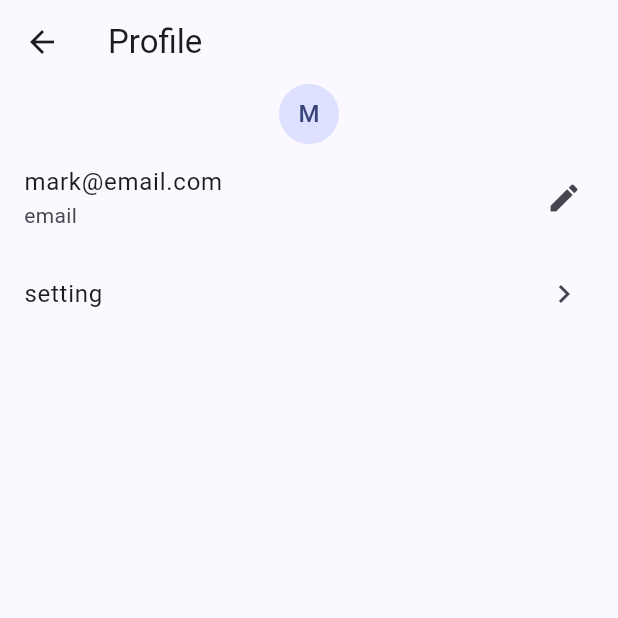
After one commit to scmt-dev/flutter-app-stock-system-example, a Flutter app: the ProfileScreen screen opened by its route, on a phone screen of 412 x 824 dp, the top half of it. The commit adds this screen. Run offline on Flutter 3.47's test engine with Material 3 defaults, Android fonts, the phone set to English and light mode, and no system bars; network calls fail.

Commit message:
improve(ui): add routing profile

```diff
--- a/lib/application.dart
+++ b/lib/application.dart
@@ -88,6 +88,7 @@ class _StockApplicationState extends State<StockApplication> {
       routes: {
         '/signin': (context) => const SignInScreen(),
         '/signup': (context) => const SignupScreen(),
+        '/profile': (context) => const ProfileScreen(),
       },
     );
   }
--- /dev/null
+++ b/lib/screens/profile_screen.dart
@@ -0,0 +1,33 @@
+import 'package:flutter/material.dart';
+
+class ProfileScreen extends StatelessWidget {
+  const ProfileScreen({super.key});
+
+  @override
+  Widget build(BuildContext context) {
+    return Scaffold(
+      appBar: AppBar(
+        title: Text('Profile'),
+      ),
+      body: ListView(
+        children: [
+          const CircleAvatar(
+            child: Text('M'),
+          ),
+          const ListTile(
+            title: Text('mark@email.com'),
+            subtitle: Text('email'),
+            trailing: Icon(Icons.edit),
+          ),
+          ListTile(
+            title: const Text('setting'),
+            trailing: const Icon(Icons.chevron_right),
+            onTap: () {
+              Navigator.pushNamed(context, '/setting');
+            },
+          )
+        ],
+      ),
+    );
+  }
+}
--- a/lib/screens/screen.dart
+++ b/lib/screens/screen.dart
@@ -1,2 +1,3 @@
 export 'signin_screen.dart';
 export 'signup_screen.dart';
+export 'profile_screen.dart';
--- a/lib/widgets/app_bar.dart
+++ b/lib/widgets/app_bar.dart
@@ -32,6 +32,7 @@ class WidgetAppBar extends StatelessWidget implements PreferredSizeWidget {
           ),
           onPressed: () {
             print(1 + 1);
+            Navigator.pushNamed(context, '/profile');
           },
         ),
       ],
```
